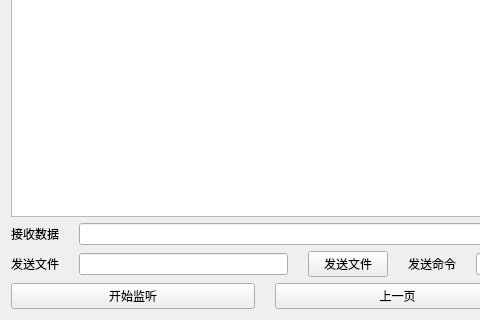
Before: the Qt Designer form w_home.ui in bloglink/aip-server, drawn with Qt 5; both pictures show x 0 to 480 and y 277 to 597 of the 795 by 597 pixel window.
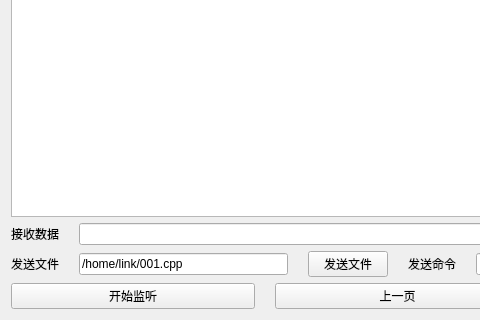
After: the same form once the commit is applied.

What changed in the file:
```diff
--- a/w_home.ui
+++ b/w_home.ui
@@ -61,7 +61,11 @@
       </widget>
      </item>
      <item>
-      <widget class="QLineEdit" name="lineEditFile"/>
+      <widget class="QLineEdit" name="lineEditFile">
+       <property name="text">
+        <string>/home/link/001.cpp</string>
+       </property>
+      </widget>
      </item>
      <item>
       <widget class="QPushButton" name="pushButtonFile">
```
